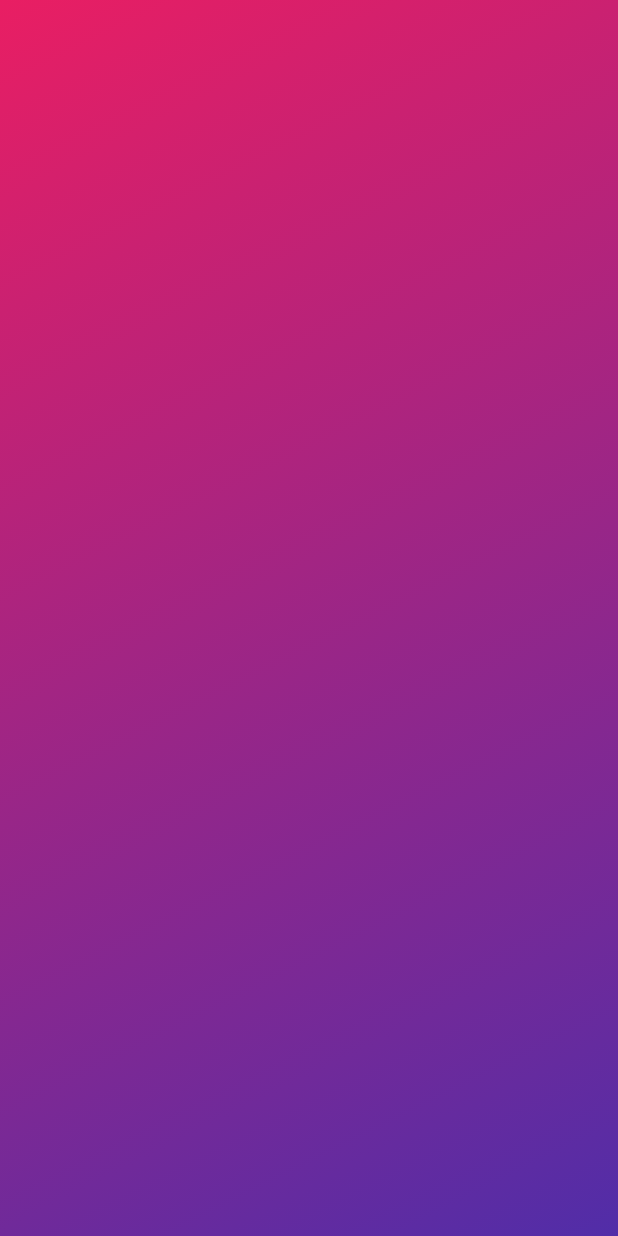
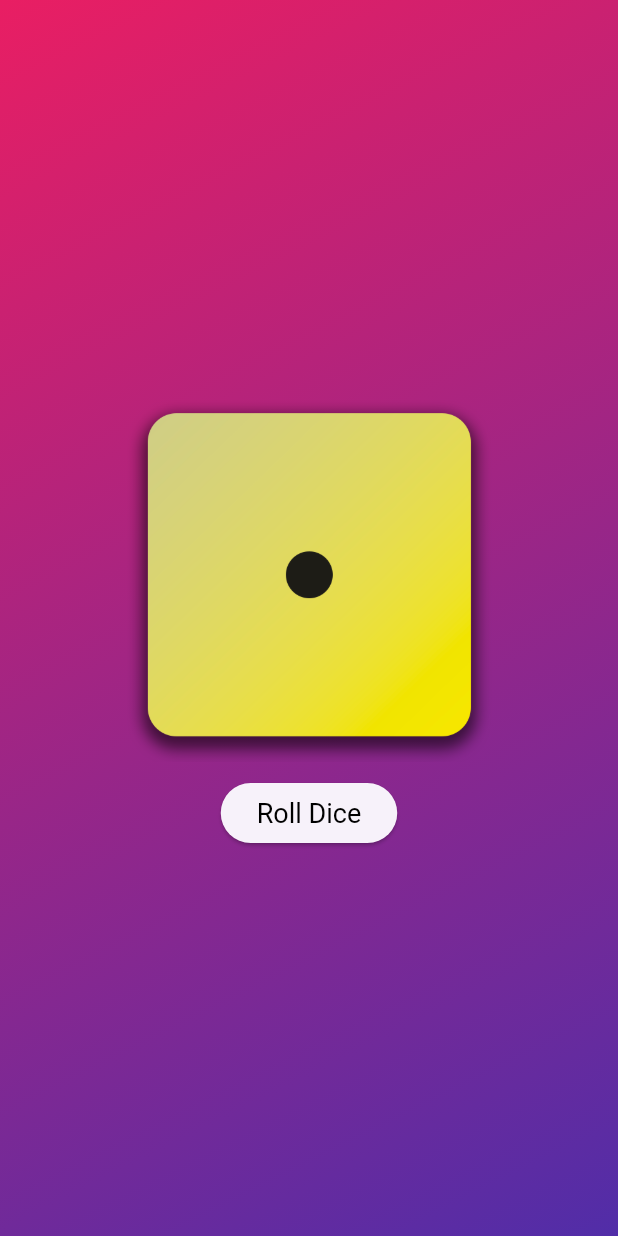
Before and after one commit to KhaledBahjat/rollDice, a Flutter app: the screen it shows after launch, on a phone screen of 412 x 824 dp. Run offline on Flutter 3.47's test engine with Material 3 defaults, Android fonts, the phone set to English and light mode, and no system bars.

Commit message:
Final commit

```diff
--- /dev/null
+++ b/roll_dice/lib/dice_roller.dart
@@ -0,0 +1,42 @@
+import 'package:flutter/material.dart';
+import 'dart:math';
+// import 'dart:developer' as dev;
+
+  final rand = Random();
+
+class DiceRoller extends StatefulWidget {
+  const DiceRoller({super.key});
+
+  @override
+  State<DiceRoller> createState() => _DiceRollerState();
+}
+
+class _DiceRollerState extends State<DiceRoller> {
+  int activeDiceNumber = 1;
+  void rollDice() {
+    setState(() {
+      activeDiceNumber = rand.nextInt(6) + 1;
+    });
+    // dev.log("$activeDiceNumber");
+  }
+
+  @override
+  Widget build(BuildContext context) {
+    return Column(
+      // mainAxisAlignment: MainAxisAlignment.spaceEvenly,
+      mainAxisSize: MainAxisSize.min,
+      children: [
+        Image.asset('images/dice-$activeDiceNumber.png', width: 250),
+        const SizedBox(height: 10),
+        ElevatedButton(
+          style: ElevatedButton.styleFrom(
+            foregroundColor: Colors.black,
+            textStyle: TextStyle(fontSize: 18),
+          ),
+          onPressed: () => rollDice(),
+          child: Text("Roll Dice"),
+        ),
+      ],
+    );
+  }
+}
--- a/roll_dice/lib/gradient_container.dart
+++ b/roll_dice/lib/gradient_container.dart
@@ -1,23 +1,23 @@
 import 'package:flutter/material.dart';
+import 'package:roll_dice/dice_roller.dart';
+
+Alignment startAlignment = Alignment.topLeft;
+Alignment endAlignment = Alignment.bottomRight;
 
 class GradientContainer extends StatelessWidget {
-  const GradientContainer({
-    super.key,
-  });
-
+  const GradientContainer({super.key});
   @override
   Widget build(BuildContext context) {
     return Container(
+      width: double.infinity,
       decoration: BoxDecoration(
         gradient: LinearGradient(
-          begin: Alignment.topLeft,
-          end: Alignment.bottomRight,
-          colors: [
-            Colors.pink,
-            Colors.deepPurple.shade700,
-          ]
+          begin: startAlignment,
+          end: endAlignment,
+          colors: [Colors.pink, Colors.deepPurple.shade700],
         ),
       ),
+      child: Center(child: DiceRoller()),
     );
   }
 }
--- a/roll_dice/lib/main.dart
+++ b/roll_dice/lib/main.dart
@@ -9,6 +9,7 @@ class RollDice extends StatelessWidget {
   @override
   Widget build(BuildContext context) {
     return MaterialApp(
+      debugShowCheckedModeBanner: false,
       home: Scaffold(
         body: GradientContainer(),
       ),
--- a/roll_dice/pubspec.yaml
+++ b/roll_dice/pubspec.yaml
@@ -58,8 +58,8 @@ flutter:
   uses-material-design: true
 
   # To add assets to your application, add an assets section, like this:
-  # assets:
-  #   - images/a_dot_burr.jpeg
+  assets:
+    - images/
   #   - images/a_dot_ham.jpeg
 
   # An image asset can refer to one or more resolution-specific "variants", see
```
Also changed, not shown: roll_dice/images/dice-1.png (added), roll_dice/images/dice-2.png (added), roll_dice/images/dice-3.png (added), roll_dice/images/dice-4.png (added), roll_dice/images/dice-5.png (added), roll_dice/images/dice-6.png (added).
